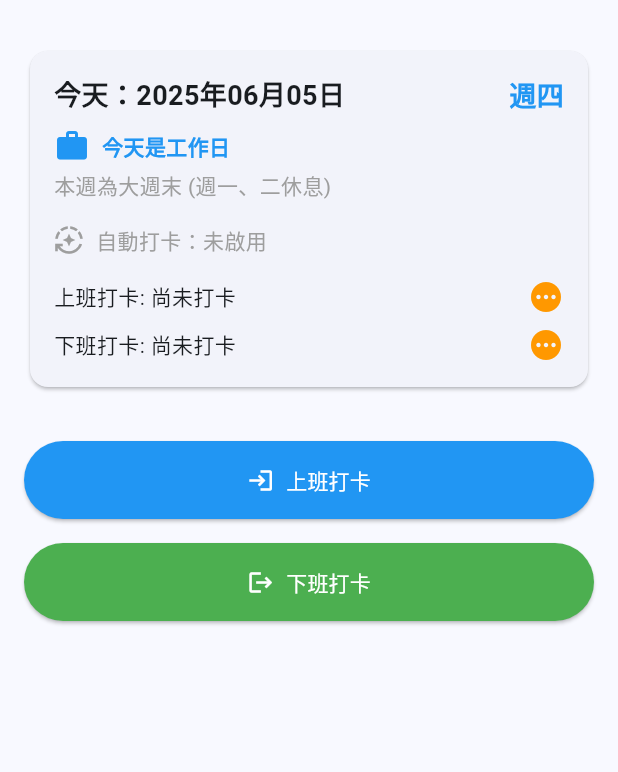
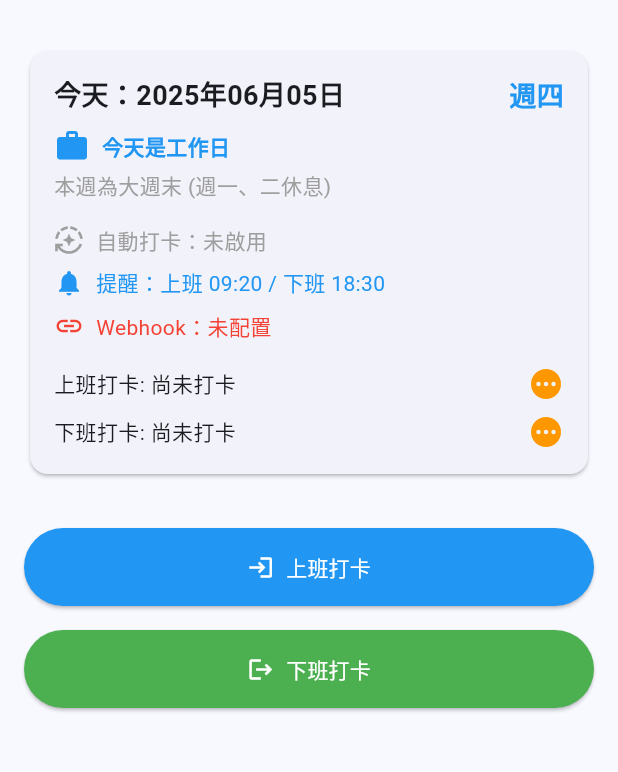
Before and after one commit to asadman1523/attendance_hub, a Flutter app: the screen it shows after launch, on a phone screen of 412 x 824 dp, the part 63-835 px from its top. Run offline on Flutter 3.47's test engine with Material 3 defaults, Android fonts, the light colour scheme and no system bars; our stand-ins replace flutter_local_notifications, shared_preferences, timezone; missing offline and left inert: workmanager; statements that could not run were skipped.

```diff
--- a/lib/main.dart
+++ b/lib/main.dart
@@ -58,6 +58,9 @@ class _HomePageState extends State<HomePage> with WidgetsBindingObserver {
   bool _autoClockInEnabled = false;
   bool _autoClockOutEnabled = false;
   String _weekday = '';
+  bool _hasWebhook = false;
+  String? _notificationInTime;
+  String? _notificationOutTime;
 
   @override
   void initState() {
@@ -120,6 +123,12 @@ class _HomePageState extends State<HomePage> with WidgetsBindingObserver {
     // Get auto-clock settings
     final autoClockSettings = await AutoClockService().getAutoClockSettings();
 
+    // Get notification settings
+    final notificationSettings = await _notificationService.getNotificationTimes();
+
+    // Check webhook configuration
+    final webhookUrl = prefs.getString('webhookUrl') ?? '';
+
     setState(() {
       _clockedInToday = prefs.getBool('clockedIn_$today') ?? false;
       _clockedOutToday = prefs.getBool('clockedOut_$today') ?? false;
@@ -127,6 +136,9 @@ class _HomePageState extends State<HomePage> with WidgetsBindingObserver {
       _clockOutTime = prefs.getString('clockOutTime_$today');
       _autoClockInEnabled = autoClockSettings['clockInEnabled'];
       _autoClockOutEnabled = autoClockSettings['clockOutEnabled'];
+      _hasWebhook = webhookUrl.isNotEmpty;
+      _notificationInTime = '${notificationSettings['clockInHour'].toString().padLeft(2, '0')}:${notificationSettings['clockInMinute'].toString().padLeft(2, '0')}';
+      _notificationOutTime = '${notificationSettings['clockOutHour'].toString().padLeft(2, '0')}:${notificationSettings['clockOutMinute'].toString().padLeft(2, '0')}';
     });
   }
 
@@ -378,7 +390,10 @@ class _HomePageState extends State<HomePage> with WidgetsBindingObserver {
                   context,
                   MaterialPageRoute(
                       builder: (context) => const NotificationSettingsPage()),
-                ).then((_) => _scheduleNotifications());
+                ).then((_) {
+                  _scheduleNotifications();
+                  _initAttendanceStatus(); // Refresh all status info
+                });
               } else if (value == 'auto_clock') {
                 Navigator.push(
                   context,
@@ -510,6 +525,49 @@ class _HomePageState extends State<HomePage> with WidgetsBindingObserver {
                               ? Colors.green
                               : Colors.grey,
                           fontSize: 14,
+                        ),
+                      ),
+                    ],
+                  ),
+                  const SizedBox(height: 8),
+
+                  // 提醒設置資訊
+                  Row(
+                    children: [
+                      Icon(
+                        Icons.notifications,
+                        color: Colors.blue,
+                        size: 20,
+                      ),
+                      const SizedBox(width: 8),
+                      Expanded(
+                        child: Text(
+                          '提醒：上班 $_notificationInTime / 下班 $_notificationOutTime',
+                          style: const TextStyle(
+                            fontSize: 14,
+                            color: Colors.blue,
+                          ),
+                          overflow: TextOverflow.ellipsis,
+                        ),
+                      ),
+                    ],
+                  ),
+                  const SizedBox(height: 8),
+
+                  // Webhook 狀態資訊
+                  Row(
+                    children: [
+                      Icon(
+                        Icons.link,
+                        color: _hasWebhook ? Colors.green : Colors.red,
+                        size: 20,
+                      ),
+                      const SizedBox(width: 8),
+                      Text(
+                        'Webhook：${_hasWebhook ? '已配置' : '未配置'}',
+                        style: TextStyle(
+                          fontSize: 14,
+                          color: _hasWebhook ? Colors.green : Colors.red,
                         ),
                       ),
                     ],
@@ -686,6 +744,7 @@ class _SettingsPageState extends State<SettingsPage> {
       ScaffoldMessenger.of(context).showSnackBar(
         const SnackBar(content: Text('設置已保存')),
       );
+      Navigator.of(context).pop();
     }
   }
 
```
